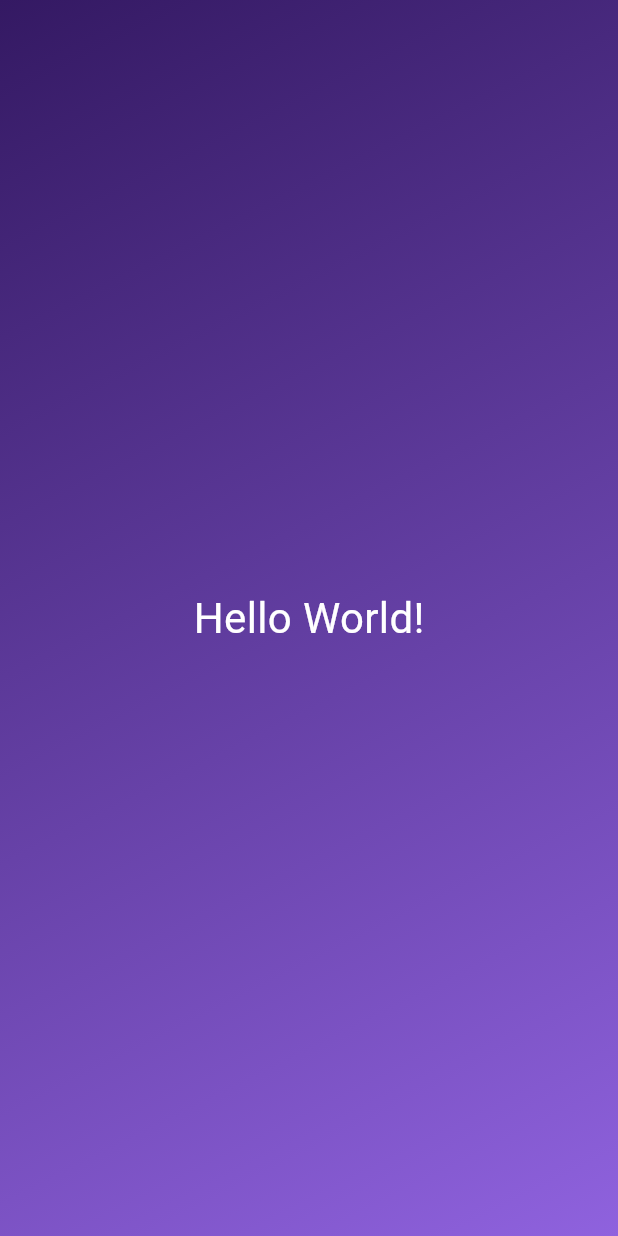
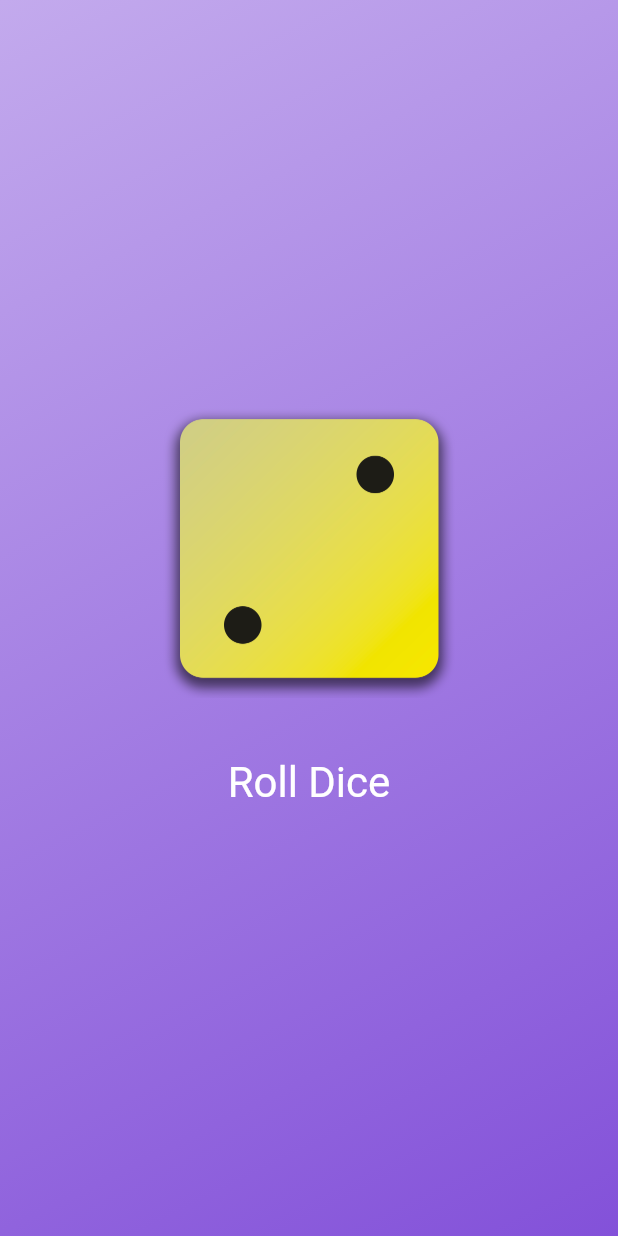
Before and after one commit to vvvardhan3/flutter_projects, a Flutter app: the screen it shows after launch, on a phone screen of 412 x 824 dp. Run offline on Flutter 3.47's test engine with Material 3 defaults, Android fonts, the phone set to English and light mode, and no system bars.

Commit message:
Roll-A-Dice Application

```diff
--- /dev/null
+++ b/roll_dice_app/lib/dice_roller.dart
@@ -0,0 +1,45 @@
+import 'dart:math';
+import 'package:flutter/material.dart';
+
+final randomizer = Random();
+
+class DiceRoller extends StatefulWidget {
+  const DiceRoller({super.key});
+
+  @override
+  State<DiceRoller> createState() {
+    return _DiceRollerState();
+  }
+}
+
+class _DiceRollerState extends State<DiceRoller> {
+  var currentDiceRoll = 2;
+
+  void rollDice() {
+    setState(() {
+      currentDiceRoll = randomizer.nextInt(6) + 1;
+    });
+  }
+
+  @override
+  Widget build(context) {
+    return Column(
+      mainAxisSize: MainAxisSize.min,
+      children: [
+        Image.asset(
+          'assets/images/dice-$currentDiceRoll.png',
+          width: 200,
+        ),
+        const SizedBox(height: 20),
+        TextButton(
+            onPressed: rollDice,
+            style: TextButton.styleFrom(
+              padding: const EdgeInsets.all(20),
+              foregroundColor: Colors.white,
+              textStyle: const TextStyle(fontSize: 28),
+            ),
+            child: const Text('Roll Dice'))
+      ],
+    );
+  }
+}
--- a/roll_dice_app/lib/gradiant_container.dart
+++ b/roll_dice_app/lib/gradiant_container.dart
@@ -1,27 +1,28 @@
 import 'package:flutter/material.dart';
-import 'package:roll_dice_app/styled_text.dart';
+import 'package:roll_dice_app/dice_roller.dart';
+// import 'package:roll_dice_app/styled_text.dart';
 
-var startAlignment = Alignment.topLeft;
-var endAlignment = Alignment.bottomRight;
+const startAlignment = Alignment.topLeft;
+const endAlignment = Alignment.bottomRight;
 
 class GradientContainer extends StatelessWidget {
-  const GradientContainer({super.key});
+  const GradientContainer(this.color1, this.color2, {super.key});
+
+  final Color color1;
+  final Color color2;
 
   @override
   Widget build(context) {
     return Container(
       decoration: BoxDecoration(
         gradient: LinearGradient(
-          colors: const [
-            Color.fromARGB(255, 52, 25, 99),
-            Color.fromARGB(255, 143, 98, 222)
-          ],
+          colors: [color1, color2],
           begin: startAlignment,
           end: endAlignment,
         ),
       ),
       child: const Center(
-        child: StyledText(),
+        child: DiceRoller(),
       ),
     );
   }
--- a/roll_dice_app/lib/main.dart
+++ b/roll_dice_app/lib/main.dart
@@ -5,7 +5,8 @@ void main() {
   runApp(
     const MaterialApp(
       home: Scaffold(
-        body: GradientContainer(),
+        body: GradientContainer(Color.fromARGB(255, 195, 170, 237),
+            Color.fromARGB(255, 131, 81, 217)),
       ),
     ),
   );
--- a/roll_dice_app/lib/styled_text.dart
+++ b/roll_dice_app/lib/styled_text.dart
@@ -1,13 +1,15 @@
 import 'package:flutter/material.dart';
 
 class StyledText extends StatelessWidget {
-  const StyledText({super.key});
+  const StyledText(this.text, {super.key});
+
+  final String text;
 
   @override
   Widget build(context) {
-    return const Text(
-      'Hello World!',
-      style: TextStyle(
+    return Text(
+      text,
+      style: const TextStyle(
         color: Colors.white,
         fontSize: 28,
       ),
```
Also changed, not shown: roll_dice_app/pubspec.yaml (+8 -3 lines), roll_dice_app/assets/images/dice-1.png (added), roll_dice_app/assets/images/dice-2.png (added), roll_dice_app/assets/images/dice-3.png (added), roll_dice_app/assets/images/dice-4.png (added), roll_dice_app/assets/images/dice-5.png (added), roll_dice_app/assets/images/dice-6.png (added).
